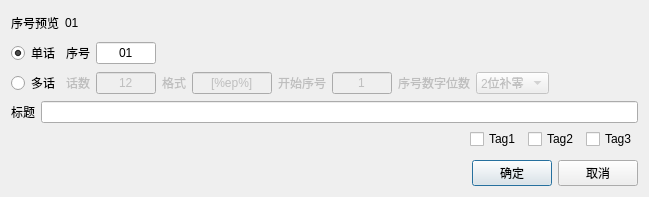
cqwlxxl/cherryme, file UiThread/Anime/AnimeEpisodeNewDialog.ui: the form before one commit.
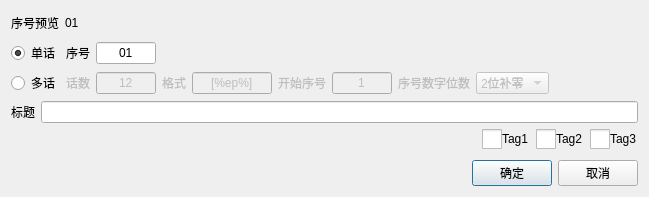
The form after the commit. Icons and pictures are not drawn.

```diff
--- a/UiThread/Anime/AnimeEpisodeNewDialog.ui
+++ b/UiThread/Anime/AnimeEpisodeNewDialog.ui
@@ -319,6 +319,29 @@
      </item>
      <item>
       <widget class="QCheckBox" name="checkBox_Tag1">
+       <property name="styleSheet">
+        <string notr="true">QCheckBox
+{
+  spacing: 0px;
+}
+QCheckBox::indicator
+{
+  width: 20px;
+  height: 20px;
+}
+QCheckBox::indicator:checked:enabled
+{
+  image:url(:/File/img/box_check_enable.png);
+}
+QCheckBox::indicator:unchecked:enabled
+{
+  image:url(:/File/img/box_uncheck_enable.png);
+}
+QCheckBox::indicator:unchecked:disabled
+{
+  image:url(:/File/img/box_uncheck_disable.png);
+}</string>
+       </property>
        <property name="text">
         <string>Tag1</string>
        </property>
@@ -326,6 +349,29 @@
      </item>
      <item>
       <widget class="QCheckBox" name="checkBox_Tag2">
+       <property name="styleSheet">
+        <string notr="true">QCheckBox
+{
+  spacing: 0px;
+}
+QCheckBox::indicator
+{
+  width: 20px;
+  height: 20px;
+}
+QCheckBox::indicator:checked:enabled
+{
+  image:url(:/File/img/box_check_enable.png);
+}
+QCheckBox::indicator:unchecked:enabled
+{
+  image:url(:/File/img/box_uncheck_enable.png);
+}
+QCheckBox::indicator:unchecked:disabled
+{
+  image:url(:/File/img/box_uncheck_disable.png);
+}</string>
+       </property>
        <property name="text">
         <string>Tag2</string>
        </property>
@@ -333,6 +379,29 @@
      </item>
      <item>
       <widget class="QCheckBox" name="checkBox_Tag3">
+       <property name="styleSheet">
+        <string notr="true">QCheckBox
+{
+  spacing: 0px;
+}
+QCheckBox::indicator
+{
+  width: 20px;
+  height: 20px;
+}
+QCheckBox::indicator:checked:enabled
+{
+  image:url(:/File/img/box_check_enable.png);
+}
+QCheckBox::indicator:unchecked:enabled
+{
+  image:url(:/File/img/box_uncheck_enable.png);
+}
+QCheckBox::indicator:unchecked:disabled
+{
+  image:url(:/File/img/box_uncheck_disable.png);
+}</string>
+       </property>
        <property name="text">
         <string>Tag3</string>
        </property>
```
